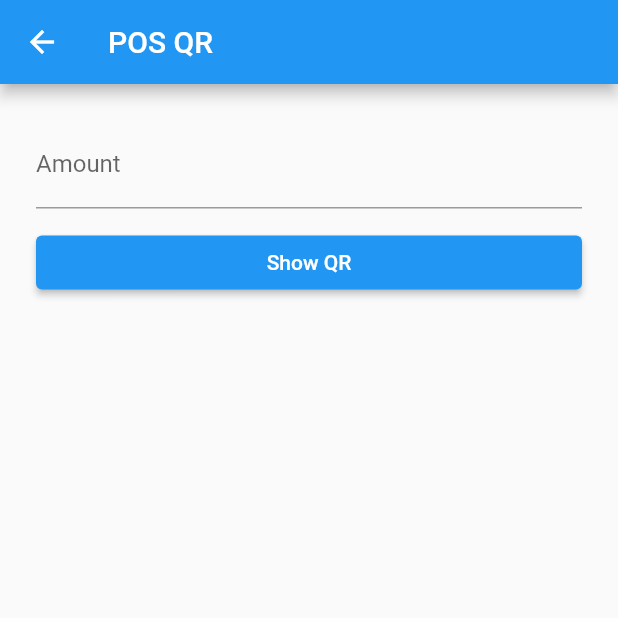
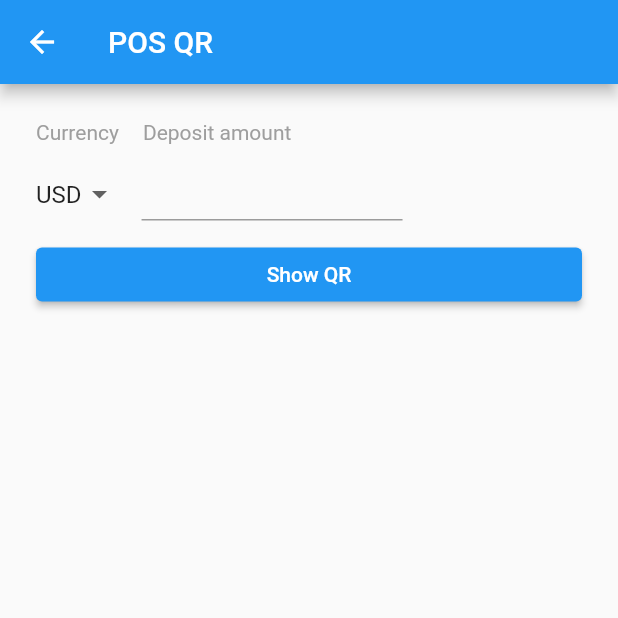
Before and after one commit to tokoinofficial/t-chain-payment-sdk, a Flutter app: the PosQrScreen screen opened by its route, on a phone screen of 412 x 824 dp, the top half of it. Run offline on Flutter 3.47's test engine with Material 2 defaults, Android fonts, the phone set to English and light mode, and no system bars; our stand-ins replace bloc, equatable, firebase_core, firebase_messaging, flutter_bloc, qr_flutter and 1 more; accounts and stored records are empty.

Commit message:
TW-1328 Add currency USD to example

```diff
--- a/example/lib/cubit/payment/payment_cubit.dart
+++ b/example/lib/cubit/payment/payment_cubit.dart
@@ -64,11 +64,16 @@ class PaymentCubit extends Cubit<PaymentState> {
     emit(PaymentInitial());
   }
 
-  deposit({required String notes, required double amount}) async {
+  deposit({
+    required String notes,
+    required double amount,
+    required TChainPaymentCurrency currency,
+  }) async {
+    emit(PaymentLoading());
     final result = await TChainPaymentSDK.instance.deposit(
       notes: notes,
       amount: amount,
-      currency: TChainPaymentCurrency.idr,
+      currency: currency,
     );
 
     emit(PaymentDepositState(
@@ -82,12 +87,14 @@ class PaymentCubit extends Cubit<PaymentState> {
   generateQrCode({
     required String notes,
     required double amount,
+    required TChainPaymentCurrency currency,
     double imageSize = defaultQrImageSize,
   }) async {
+    emit(PaymentLoading());
     final result = await TChainPaymentSDK.instance.generateQrCode(
       notes: notes,
       amount: amount,
-      currency: TChainPaymentCurrency.idr,
+      currency: currency,
       imageSize: imageSize,
     );
 
--- a/example/lib/cubit/payment/payment_state.dart
+++ b/example/lib/cubit/payment/payment_state.dart
@@ -8,6 +8,8 @@ abstract class PaymentState extends Equatable {
 }
 
 class PaymentInitial extends PaymentState {}
+
+class PaymentLoading extends PaymentState {}
 
 class PaymentDepositState extends PaymentState {
   final String notes;
--- a/example/lib/data/pay_result_route_data.dart
+++ b/example/lib/data/pay_result_route_data.dart
@@ -1,11 +1,15 @@
+import 'package:t_chain_payment_sdk/t_chain_payment_sdk.dart';
+
 class PayResultRouteData {
   const PayResultRouteData({
     required this.notes,
     required this.amount,
+    required this.currency,
     required this.useQRCode,
   });
 
   final String notes;
   final double amount;
+  final TChainPaymentCurrency currency;
   final bool useQRCode;
 }
--- a/example/lib/router/screen_router.dart
+++ b/example/lib/router/screen_router.dart
@@ -36,6 +36,7 @@ class ScreenRouter {
         screen = PaymentResultScreen(
           notes: data.notes,
           amount: data.amount,
+          currency: data.currency,
           useQRCode: data.useQRCode,
         );
         break;
--- a/example/lib/screen/payment_result_screen.dart
+++ b/example/lib/screen/payment_result_screen.dart
@@ -9,11 +9,13 @@ class PaymentResultScreen extends StatefulWidget {
     Key? key,
     required this.notes,
     required this.amount,
+    required this.currency,
     required this.useQRCode,
   }) : super(key: key);
 
   final String notes;
   final double amount;
+  final TChainPaymentCurrency currency;
   final bool useQRCode;
 
   @override
@@ -32,11 +34,13 @@ class _PaymentResultScreenState extends State<PaymentResultScreen> {
       _paymentCubit.generateQrCode(
         notes: widget.notes,
         amount: widget.amount,
+        currency: widget.currency,
       );
     } else {
       _paymentCubit.deposit(
         notes: widget.notes,
         amount: widget.amount,
+        currency: widget.currency,
       );
     }
   }
@@ -73,6 +77,12 @@ class _PaymentResultScreenState extends State<PaymentResultScreen> {
                 );
               }
 
+              if (state is PaymentLoading) {
+                return const Center(
+                  child: CircularProgressIndicator(),
+                );
+              }
+
               return const Center(
                 child: Text('No Data'),
               );
@@ -91,6 +101,20 @@ class _PaymentResultScreenState extends State<PaymentResultScreen> {
     return Column(
       crossAxisAlignment: CrossAxisAlignment.stretch,
       children: [
+        const SizedBox(height: 16),
+        Row(
+          children: [
+            const Text('Deposit:'),
+            const SizedBox(width: 16),
+            Expanded(
+              child: Text(
+                '${widget.currency.shortName} ${widget.amount}',
+                textAlign: TextAlign.end,
+              ),
+            ),
+          ],
+        ),
+        const Divider(),
         const SizedBox(height: 16),
         if (qrImage != null) ...[
           Flexible(
--- a/example/lib/screen/pos_qr_screen.dart
+++ b/example/lib/screen/pos_qr_screen.dart
@@ -1,7 +1,7 @@
 import 'package:example/data/pay_result_route_data.dart';
 import 'package:example/router/screen_router.dart';
-import 'package:example/utils/input_formatter.dart';
 import 'package:example/utils/utility.dart';
+import 'package:example/widgets/deposit_widget.dart';
 import 'package:flutter/material.dart';
 import 'package:t_chain_payment_sdk/t_chain_payment_sdk.dart';
 
@@ -14,6 +14,7 @@ class PosQrScreen extends StatefulWidget {
 
 class _PosQrScreenState extends State<PosQrScreen> {
   final TextEditingController _amountController = TextEditingController();
+  TChainPaymentCurrency _currency = TChainPaymentCurrency.usd;
 
   @override
   void initState() {
@@ -36,20 +37,14 @@ class _PosQrScreenState extends State<PosQrScreen> {
           child: Column(
             crossAxisAlignment: CrossAxisAlignment.stretch,
             children: [
-              TextField(
-                controller: _amountController,
-                decoration: InputDecoration(
-                  labelText: 'Amount',
-                  prefix: Padding(
-                    padding: const EdgeInsets.only(right: 10),
-                    child: Text(TChainPaymentCurrency.idr.shortName),
-                  ),
-                  floatingLabelBehavior: FloatingLabelBehavior.auto,
-                ),
-                keyboardType:
-                    const TextInputType.numberWithOptions(decimal: true),
-                inputFormatters: InputFormatter.positiveNumberAndZero(),
-                onEditingComplete: () => {FocusScope.of(context).unfocus()},
+              DepositWidget(
+                amountController: _amountController,
+                currency: _currency,
+                onCurrencyChanged: (value) {
+                  setState(() {
+                    _currency = value;
+                  });
+                },
               ),
               const SizedBox(height: 12),
               ElevatedButton(
@@ -75,6 +70,7 @@ class _PosQrScreenState extends State<PosQrScreen> {
       arguments: PayResultRouteData(
         notes: notes,
         amount: amount,
+        currency: _currency,
         useQRCode: true,
       ),
     );
--- /dev/null
+++ b/example/lib/widgets/deposit_widget.dart
@@ -0,0 +1,91 @@
+import 'package:example/utils/input_formatter.dart';
+import 'package:flutter/material.dart';
+import 'package:t_chain_payment_sdk/t_chain_payment_sdk.dart';
+
+class DepositWidget extends StatelessWidget {
+  const DepositWidget({
+    Key? key,
+    required this.amountController,
+    required this.currency,
+    required this.onCurrencyChanged,
+  }) : super(key: key);
+
+  final TextEditingController amountController;
+  final TChainPaymentCurrency currency;
+  final Function(TChainPaymentCurrency) onCurrencyChanged;
+
+  @override
+  Widget build(BuildContext context) {
+    return Column(
+      crossAxisAlignment: CrossAxisAlignment.stretch,
+      children: [
+        _buildRow(
+          left: const Text(
+            'Currency',
+            style: TextStyle(color: Colors.grey),
+          ),
+          right: const Text(
+            'Deposit amount',
+            style: TextStyle(color: Colors.grey),
+          ),
+        ),
+        const SizedBox(height: 16),
+        _buildRow(
+          left: _buildCurrencySelection(),
+          right: _buildDepositAmountWidget(context),
+        ),
+      ],
+    );
+  }
+
+  Widget _buildRow({required Widget left, required Widget right}) {
+    return Row(
+      crossAxisAlignment: CrossAxisAlignment.center,
+      children: [
+        Flexible(
+          fit: FlexFit.loose,
+          child: left,
+        ),
+        const SizedBox(width: 16),
+        Flexible(child: right),
+      ],
+    );
+  }
+
+  Widget _buildCurrencySelection() {
+    return DropdownButton<TChainPaymentCurrency>(
+      key: const Key('btnCurrency'),
+      value: currency,
+      underline: const SizedBox(),
+      isDense: true,
+      items: TChainPaymentCurrency.values.map(
+        (e) {
+          return DropdownMenuItem(
+            key: Key(e.shortName),
+            child: Text(e.shortName),
+            value: e,
+          );
+        },
+      ).toList(),
+      onChanged: (value) {
+        if (value == null) return;
+
+        onCurrencyChanged.call(value);
+      },
+    );
+  }
+
+  Widget _buildDepositAmountWidget(BuildContext context) {
+    return TextField(
+      key: const Key('txtAmount'),
+      controller: amountController,
+      decoration: const InputDecoration(
+        isDense: true,
+        isCollapsed: false,
+      ),
+      keyboardType: const TextInputType.numberWithOptions(decimal: true),
+      inputFormatters: InputFormatter.positiveNumberAndZero(),
+      onEditingComplete: () => {FocusScope.of(context).unfocus()},
+    );
+  }
+}
```
Also changed, not shown: example/lib/screen/deposit_screen.dart (+11 -15 lines).
